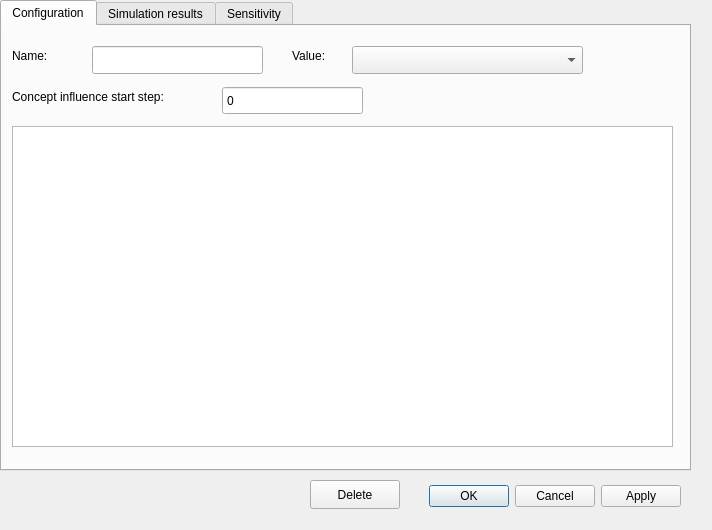
Above: src/ui/concept_window/concept_window.ui from ShompolovMaxim/FCM before the change. Below: the same form after it.
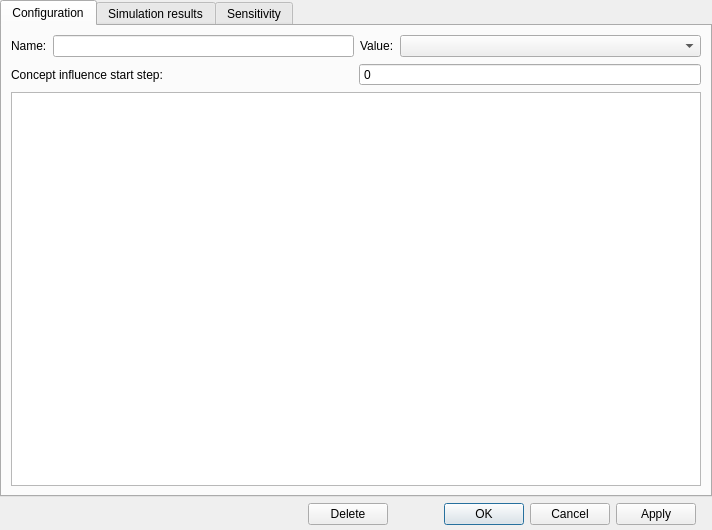
That is the form after the change. The open tabs and pages were chosen to show the change. Custom widgets are drawn as their Qt base class.

The edit to the form file:
```diff
--- a/src/ui/concept_window/concept_window.ui
+++ b/src/ui/concept_window/concept_window.ui
@@ -13,168 +13,167 @@
   <property name="windowTitle">
    <string>Dialog</string>
   </property>
-  <widget class="QDialogButtonBox" name="buttonBox">
-   <property name="geometry">
-    <rect>
-     <x>340</x>
-     <y>480</y>
-     <width>341</width>
-     <height>32</height>
-    </rect>
+  <layout class="QGridLayout" name="gridLayout">
+   <property name="leftMargin">
+    <number>0</number>
    </property>
-   <property name="orientation">
-    <enum>Qt::Orientation::Horizontal</enum>
+   <property name="topMargin">
+    <number>0</number>
    </property>
-   <property name="standardButtons">
-    <set>QDialogButtonBox::StandardButton::Apply|QDialogButtonBox::StandardButton::Cancel|QDialogButtonBox::StandardButton::Ok</set>
+   <property name="rightMargin">
+    <number>0</number>
    </property>
-  </widget>
-  <widget class="QTabWidget" name="tabWidget">
-   <property name="geometry">
-    <rect>
-     <x>0</x>
-     <y>0</y>
-     <width>691</width>
-     <height>471</height>
-    </rect>
+   <property name="bottomMargin">
+    <number>0</number>
    </property>
-   <property name="currentIndex">
-    <number>2</number>
-   </property>
-   <widget class="QWidget" name="configuration">
-    <attribute name="title">
-     <string>Configuration</string>
-    </attribute>
-    <widget class="QComboBox" name="valueField">
-     <property name="geometry">
-      <rect>
-       <x>350</x>
-       <y>20</y>
-       <width>231</width>
-       <height>28</height>
-      </rect>
+   <item row="0" column="0" colspan="4">
+    <widget class="QTabWidget" name="tabWidget">
+     <property name="currentIndex">
+      <number>0</number>
      </property>
+     <widget class="QWidget" name="configuration">
+      <attribute name="title">
+       <string>Configuration</string>
+      </attribute>
+      <layout class="QGridLayout" name="gridLayout_2">
+       <item row="0" column="0" colspan="2">
+        <layout class="QHBoxLayout" name="horizontalLayout_2">
+         <item>
+          <widget class="QLabel" name="label_11">
+           <property name="text">
+            <string>Name:</string>
+           </property>
+          </widget>
+         </item>
+         <item>
+          <widget class="QLineEdit" name="nameField"/>
+         </item>
+         <item>
+          <widget class="QLabel" name="label_10">
+           <property name="text">
+            <string>Value:</string>
+           </property>
+          </widget>
+         </item>
+         <item>
+          <widget class="QComboBox" name="valueField">
+           <property name="sizePolicy">
+            <sizepolicy hsizetype="Expanding" vsizetype="Fixed">
+             <horstretch>0</horstretch>
+             <verstretch>0</verstretch>
+            </sizepolicy>
+           </property>
+          </widget>
+         </item>
+        </layout>
+       </item>
+       <item row="1" column="0">
+        <widget class="QLabel" name="label_12">
+         <property name="text">
+          <string>Concept influence start step:</string>
+         </property>
+        </widget>
+       </item>
+       <item row="1" column="1">
+        <widget class="QSpinBox" name="startStepField">
+         <property name="buttonSymbols">
+          <enum>QAbstractSpinBox::ButtonSymbols::NoButtons</enum>
+         </property>
+         <property name="keyboardTracking">
+          <bool>true</bool>
+         </property>
+        </widget>
+       </item>
+       <item row="2" column="0" colspan="2">
+        <widget class="QTextEdit" name="notesField"/>
+       </item>
+      </layout>
+     </widget>
+     <widget class="QWidget" name="results">
+      <attribute name="title">
+       <string>Simulation results</string>
+      </attribute>
+      <layout class="QGridLayout" name="gridLayout_3">
+       <item row="0" column="0">
+        <widget class="QCustomPlot" name="plot" native="true"/>
+       </item>
+      </layout>
+     </widget>
+     <widget class="QWidget" name="tab">
+      <attribute name="title">
+       <string>Sensitivity</string>
+      </attribute>
+      <layout class="QGridLayout" name="gridLayout_4">
+       <item row="0" column="0">
+        <widget class="QCustomPlot" name="plotSensitivity" native="true"/>
+       </item>
+      </layout>
+     </widget>
     </widget>
-    <widget class="QLabel" name="label_10">
-     <property name="geometry">
-      <rect>
-       <x>290</x>
-       <y>20</y>
-       <width>141</width>
-       <height>20</height>
-      </rect>
+   </item>
+   <item row="1" column="0">
+    <spacer name="horizontalSpacer">
+     <property name="orientation">
+      <enum>Qt::Orientation::Horizontal</enum>
      </property>
-     <property name="text">
-      <string>Value:</string>
-     </property>
-    </widget>
-    <widget class="QLabel" name="label_11">
-     <property name="geometry">
-      <rect>
-       <x>10</x>
-       <y>20</y>
-       <width>81</width>
+     <property name="sizeHint" stdset="0">
+      <size>
+       <width>298</width>
        <height>20</height>
-      </rect>
+      </size>
      </property>
+    </spacer>
+   </item>
+   <item row="1" column="1">
+    <widget class="QPushButton" name="deleteButton">
      <property name="text">
-      <string>Name:</string>
+      <string>Delete</string>
      </property>
     </widget>
-    <widget class="QLineEdit" name="nameField">
-     <property name="geometry">
-      <rect>
-       <x>90</x>
-       <y>20</y>
-       <width>171</width>
-       <height>28</height>
-      </rect>
+   </item>
+   <item row="1" column="2">
+    <widget class="QDialogButtonBox" name="buttonBox">
+     <property name="orientation">
+      <enum>Qt::Orientation::Horizontal</enum>
      </property>
-    </widget>
-    <widget class="QLabel" name="label_12">
-     <property name="geometry">
-      <rect>
-       <x>10</x>
-       <y>60</y>
-       <width>241</width>
-       <height>21</height>
-      </rect>
+     <property name="standardButtons">
+      <set>QDialogButtonBox::StandardButton::Apply|QDialogButtonBox::StandardButton::Cancel|QDialogButtonBox::StandardButton::Ok</set>
      </property>
-     <property name="text">
-      <string>Concept influence start step:</string>
-     </property>
     </widget>
-    <widget class="QSpinBox" name="startStepField">
-     <property name="geometry">
-      <rect>
-       <x>220</x>
-       <y>60</y>
-       <width>141</width>
-       <height>29</height>
-      </rect>
+   </item>
+   <item row="1" column="3">
+    <spacer name="horizontalSpacer_2">
+     <property name="orientation">
+      <enum>Qt::Orientation::Horizontal</enum>
      </property>
-     <property name="buttonSymbols">
-      <enum>QAbstractSpinBox::ButtonSymbols::NoButtons</enum>
+     <property name="sizeType">
+      <enum>QSizePolicy::Policy::Fixed</enum>
      </property>
-     <property name="keyboardTracking">
-      <bool>true</bool>
+     <property name="sizeHint" stdset="0">
+      <size>
+       <width>10</width>
+       <height>20</height>
+      </size>
      </property>
-    </widget>
-    <widget class="QTextEdit" name="notesField">
-     <property name="geometry">
-      <rect>
-       <x>10</x>
-       <y>100</y>
-       <width>661</width>
-       <height>321</height>
-      </rect>
+    </spacer>
+   </item>
+   <item row="2" column="2">
+    <spacer name="verticalSpacer">
+     <property name="orientation">
+      <enum>Qt::Orientation::Vertical</enum>
      </property>
-    </widget>
-   </widget>
-   <widget class="QWidget" name="results">
-    <attribute name="title">
-     <string>Simulation results</string>
-    </attribute>
-    <widget class="QCustomPlot" name="plot" native="true">
-     <property name="geometry">
-      <rect>
-       <x>0</x>
-       <y>0</y>
-       <width>681</width>
-       <height>431</height>
-      </rect>
+     <property name="sizeType">
+      <enum>QSizePolicy::Policy::Fixed</enum>
      </property>
-    </widget>
-   </widget>
-   <widget class="QWidget" name="tab">
-    <attribute name="title">
-     <string>Sensitivity</string>
-    </attribute>
-    <widget class="QCustomPlot" name="plotSensitivity" native="true">
-     <property name="geometry">
-      <rect>
-       <x>0</x>
-       <y>0</y>
-       <width>691</width>
-       <height>431</height>
-      </rect>
+     <property name="sizeHint" stdset="0">
+      <size>
+       <width>20</width>
+       <height>5</height>
+      </size>
      </property>
-    </widget>
-   </widget>
-  </widget>
-  <widget class="QPushButton" name="deleteButton">
-   <property name="geometry">
-    <rect>
-     <x>310</x>
-     <y>480</y>
-     <width>90</width>
-     <height>29</height>
-    </rect>
-   </property>
-   <property name="text">
-    <string>Delete</string>
-   </property>
-  </widget>
+    </spacer>
+   </item>
+  </layout>
  </widget>
  <customwidgets>
   <customwidget>
```
